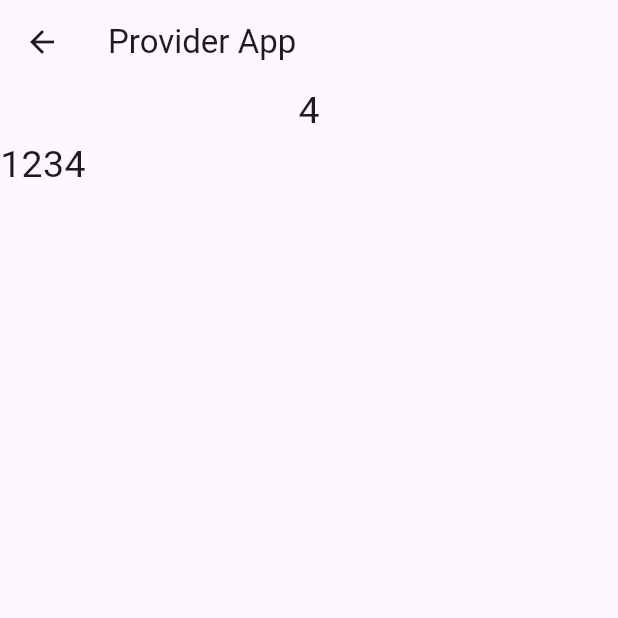
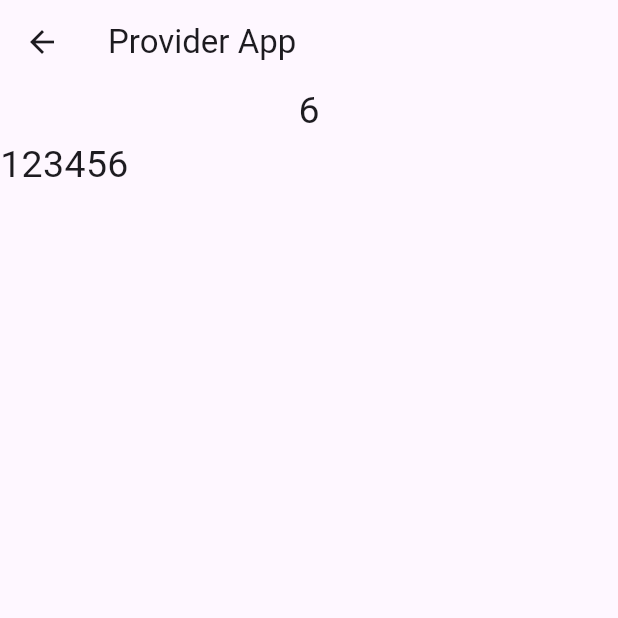
Before and after one commit to Danushan99/daily_flutter, a Flutter app: the screen it shows after launch, after a tap on "next", on a phone screen of 412 x 824 dp, the top half of it. Run offline on Flutter 3.47's test engine with Material 3 defaults, Android fonts, the phone set to English and light mode, and no system bars; network calls fail.

Commit message:
add provider function and cuncumer

```diff
--- a/lib/nextScreen.dart
+++ b/lib/nextScreen.dart
@@ -4,12 +4,12 @@ import 'package:flutter/cupertino.dart';
 import 'package:flutter/material.dart';
 import 'package:flutter/rendering.dart';
 import 'package:flutter/widgets.dart';
+import 'package:my_app/number_list_provider.dart';
+import 'package:provider/provider.dart';
 
 class Nextscreen extends StatefulWidget {
-  final List<int> num;
   const Nextscreen({
     super.key,
-    required this.num,
   });
 
   @override
@@ -21,12 +21,7 @@ class _NextscreenState extends State<Nextscreen> {
   Widget build(BuildContext context) {
     return Scaffold(
       floatingActionButton: FloatingActionButton(
-        onPressed: () {
-          int latenum = widget.num.last;
-          setState(() {
-            widget.num.add(latenum + 1);
-          });
-        },
+        onPressed: () {},
         child: const Row(
           children: [
             Icon(Icons.add),
@@ -37,20 +32,21 @@ class _NextscreenState extends State<Nextscreen> {
       appBar: AppBar(
         title: const Text("Provider App"),
       ),
-      body: SizedBox(
+      body: Consumer<NumberListProvider>(
+        builder: (context, numberProviderModel, child) => SizedBox(
           child: Column(
             children: [
-            Text(widget.num.last.toString(),
+              Text(numberProviderModel.numbers.last.toString(),
                   style: const TextStyle(fontSize: 25)),
               Container(
                 height: 200,
                 width: double.maxFinite,
                 child: ListView.builder(
                   scrollDirection: Axis.horizontal,
-                itemCount: widget.num.length,
+                  itemCount: numberProviderModel.numbers.length,
                   itemBuilder: (context, index) {
                     return Text(
-                    widget.num[index].toString(),
+                      numberProviderModel.numbers[index].toString(),
                       style: const TextStyle(fontSize: 25),
                     );
                   },
@@ -59,6 +55,7 @@ class _NextscreenState extends State<Nextscreen> {
             ],
           ),
         ),
+      ),
     );
   }
 }
--- a/lib/number_list_provider.dart
+++ b/lib/number_list_provider.dart
@@ -1,7 +1,7 @@
 import 'package:flutter/material.dart';
 
 class NumberListProvider extends ChangeNotifier {
-  final List<int> numbers = [1, 2, 3, 4, 5];
+  final List<int> numbers = [1, 2, 3, 4, 5, 6];
 
   void addNum() {
     int last = numbers.last;
--- a/lib/provider.dart
+++ b/lib/provider.dart
@@ -1,5 +1,7 @@
 import 'package:flutter/material.dart';
 import 'package:my_app/nextScreen.dart';
+import 'package:my_app/number_list_provider.dart';
+import 'package:provider/provider.dart';
 
 class ProviderHome extends StatefulWidget {
   const ProviderHome({super.key});
@@ -9,17 +11,11 @@ class ProviderHome extends StatefulWidget {
 }
 
 class _ProviderHomeState extends State<ProviderHome> {
-  List<int> num = [1, 2, 3, 4];
   @override
   Widget build(BuildContext context) {
     return Scaffold(
       floatingActionButton: FloatingActionButton(
-        onPressed: () {
-          int latenum = num.last;
-          setState(() {
-            num.add(latenum + 1);
-          });
-        },
+        onPressed: () {},
         child: const Row(
           children: [
             Icon(Icons.add),
@@ -30,16 +26,19 @@ class _ProviderHomeState extends State<ProviderHome> {
       appBar: AppBar(
         title: const Text("Provider App"),
       ),
-      body: SizedBox(
+      body: Consumer<NumberListProvider>(
+        builder: (context, numbersListerProviderModel, child) => SizedBox(
           child: Column(
             children: [
-            Text(num.last.toString(), style: TextStyle(fontSize: 25)),
+              Text(numbersListerProviderModel.numbers.last.toString(),
+                  //   num.last.toString(),
+                  style: TextStyle(fontSize: 25)),
               Expanded(
                 child: ListView.builder(
-                itemCount: num.length,
+                  itemCount: numbersListerProviderModel.numbers.length,
                   itemBuilder: (context, index) {
                     return Text(
-                    num[index].toString(),
+                      numbersListerProviderModel.numbers[index].toString(),
                       style: TextStyle(fontSize: 25),
                     );
                   },
@@ -47,13 +46,14 @@ class _ProviderHomeState extends State<ProviderHome> {
               ),
               ElevatedButton(
                   onPressed: () {
-                  Navigator.of(context).push(MaterialPageRoute(
-                      builder: (context) => Nextscreen(num: num)));
+                    Navigator.of(context).push(
+                        MaterialPageRoute(builder: (context) => const Nextscreen()));
                   },
                   child: Text("next")),
             ],
           ),
         ),
+      ),
     );
   }
 }
```
Lines whose indentation alone changed are shown as unchanged.
